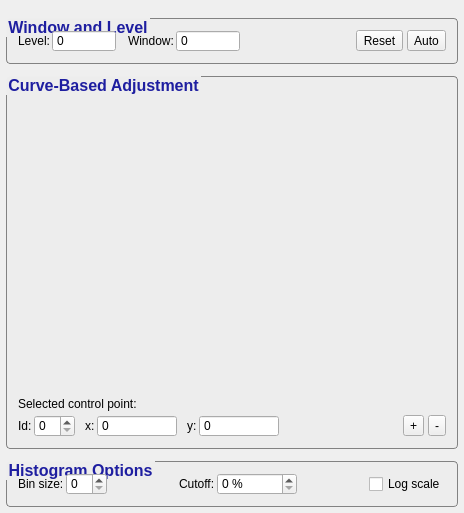
First picture: the form in GUI/Qt/Components/ContrastInspector.ui, repository pyushkevich/itksnap, before the edit.
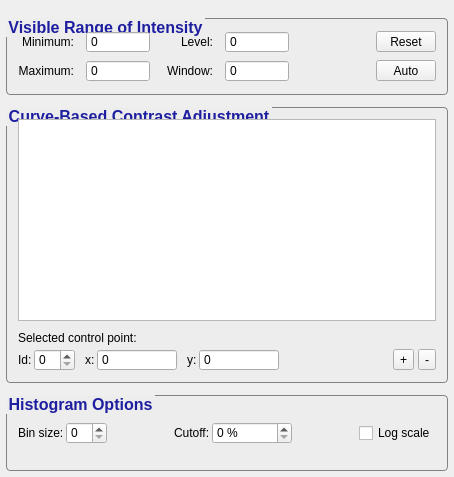
Second picture: the form after the edit. Icons and pictures are not drawn. Custom widgets are drawn as their Qt base class.

Commit message: Fixed the behaviour of automatic contrast adjustment, including for multi-component images

What changed in the file:
```diff
--- a/GUI/Qt/Components/ContrastInspector.ui
+++ b/GUI/Qt/Components/ContrastInspector.ui
@@ -6,8 +6,8 @@
    <rect>
     <x>0</x>
     <y>0</y>
-    <width>464</width>
-    <height>513</height>
+    <width>454</width>
+    <height>477</height>
    </rect>
   </property>
   <property name="windowTitle">
@@ -74,149 +74,252 @@
       <string notr="true"/>
      </property>
      <property name="title">
-      <string>Window and Level</string>
+      <string>Visible Range of Intensity</string>
      </property>
-     <layout class="QHBoxLayout" name="horizontalLayout">
-      <property name="spacing">
-       <number>2</number>
-      </property>
+     <layout class="QVBoxLayout" name="verticalLayout_4">
       <property name="margin">
-       <number>6</number>
+       <number>0</number>
       </property>
       <item>
-       <widget class="QLabel" name="label">
-        <property name="text">
-         <string>Level:</string>
-        </property>
-       </widget>
-      </item>
-      <item>
-       <widget class="QDoubleSpinBox" name="inLevel">
-        <property name="sizePolicy">
-         <sizepolicy hsizetype="Minimum" vsizetype="Fixed">
-          <horstretch>0</horstretch>
-          <verstretch>0</verstretch>
-         </sizepolicy>
-        </property>
-        <property name="minimumSize">
-         <size>
-          <width>64</width>
-          <height>0</height>
-         </size>
-        </property>
-        <property name="maximumSize">
-         <size>
-          <width>80</width>
-          <height>16777215</height>
-         </size>
-        </property>
-        <property name="focusPolicy">
-         <enum>Qt::WheelFocus</enum>
-        </property>
-        <property name="buttonSymbols">
-         <enum>QAbstractSpinBox::NoButtons</enum>
-        </property>
-        <property name="keyboardTracking">
-         <bool>false</bool>
-        </property>
-        <property name="decimals">
-         <number>0</number>
-        </property>
-       </widget>
-      </item>
-      <item>
-       <spacer name="horizontalSpacer">
-        <property name="orientation">
-         <enum>Qt::Horizontal</enum>
-        </property>
-        <property name="sizeType">
-         <enum>QSizePolicy::Fixed</enum>
-        </property>
-        <property name="sizeHint" stdset="0">
-         <size>
-          <width>10</width>
-          <height>20</height>
-         </size>
-        </property>
-       </spacer>
-      </item>
-      <item>
-       <widget class="QLabel" name="label_2">
-        <property name="text">
-         <string>Window:</string>
-        </property>
-       </widget>
-      </item>
-      <item>
-       <widget class="QDoubleSpinBox" name="inWindow">
-        <property name="sizePolicy">
-         <sizepolicy hsizetype="Minimum" vsizetype="Fixed">
-          <horstretch>0</horstretch>
-          <verstretch>0</verstretch>
-         </sizepolicy>
-        </property>
-        <property name="minimumSize">
-         <size>
-          <width>64</width>
-          <height>0</height>
-         </size>
-        </property>
-        <property name="maximumSize">
-         <size>
-          <width>80</width>
-          <height>16777215</height>
-         </size>
-        </property>
-        <property name="buttonSymbols">
-         <enum>QAbstractSpinBox::NoButtons</enum>
-        </property>
-        <property name="keyboardTracking">
-         <bool>false</bool>
-        </property>
-        <property name="decimals">
-         <number>0</number>
-        </property>
-       </widget>
-      </item>
-      <item>
-       <spacer name="horizontalSpacer_2">
-        <property name="orientation">
-         <enum>Qt::Horizontal</enum>
-        </property>
-        <property name="sizeType">
-         <enum>QSizePolicy::Expanding</enum>
-        </property>
-        <property name="sizeHint" stdset="0">
-         <size>
-          <width>10</width>
-          <height>20</height>
-         </size>
-        </property>
-       </spacer>
-      </item>
-      <item>
-       <widget class="QWidget" name="widget_5" native="true">
-        <layout class="QHBoxLayout" name="horizontalLayout_6">
-         <property name="spacing">
-          <number>4</number>
+       <widget class="QWidget" name="widget_8" native="true">
+        <layout class="QGridLayout" name="gridLayout_2">
+         <property name="horizontalSpacing">
+          <number>12</number>
+         </property>
+         <property name="verticalSpacing">
+          <number>6</number>
          </property>
          <property name="margin">
-          <number>0</number>
+          <number>6</number>
          </property>
-         <item>
-          <widget class="QToolButton" name="btnReset">
+         <item row="1" column="3">
+          <widget class="QLabel" name="label_2">
            <property name="text">
-            <string>Reset</string>
+            <string>Window:</string>
            </property>
+           <property name="alignment">
+            <set>Qt::AlignRight|Qt::AlignTrailing|Qt::AlignVCenter</set>
+           </property>
           </widget>
          </item>
-         <item>
+         <item row="1" column="4">
+          <widget class="QDoubleSpinBox" name="inWindow">
+           <property name="sizePolicy">
+            <sizepolicy hsizetype="Minimum" vsizetype="Fixed">
+             <horstretch>0</horstretch>
+             <verstretch>0</verstretch>
+            </sizepolicy>
+           </property>
+           <property name="minimumSize">
+            <size>
+             <width>64</width>
+             <height>0</height>
+            </size>
+           </property>
+           <property name="maximumSize">
+            <size>
+             <width>80</width>
+             <height>16777215</height>
+            </size>
+           </property>
+           <property name="buttonSymbols">
+            <enum>QAbstractSpinBox::NoButtons</enum>
+           </property>
+           <property name="keyboardTracking">
+            <bool>false</bool>
+           </property>
+           <property name="decimals">
+            <number>0</number>
+           </property>
+          </widget>
+         </item>
+         <item row="1" column="6">
           <widget class="QToolButton" name="btnAuto">
+           <property name="minimumSize">
+            <size>
+             <width>60</width>
+             <height>0</height>
+            </size>
+           </property>
            <property name="text">
             <string>Auto</string>
            </property>
           </widget>
          </item>
+         <item row="0" column="0">
+          <widget class="QLabel" name="label_8">
+           <property name="text">
+            <string>Minimum:</string>
+           </property>
+           <property name="alignment">
+            <set>Qt::AlignRight|Qt::AlignTrailing|Qt::AlignVCenter</set>
+           </property>
+          </widget>
+         </item>
+         <item row="0" column="6">
+          <widget class="QToolButton" name="btnReset">
+           <property name="minimumSize">
+            <size>
+             <width>60</width>
+             <height>0</height>
+            </size>
+           </property>
+           <property name="text">
+            <string>Reset</string>
+           </property>
+          </widget>
+         </item>
+         <item row="0" column="1">
+          <widget class="QDoubleSpinBox" name="inMin">
+           <property name="sizePolicy">
+            <sizepolicy hsizetype="Minimum" vsizetype="Fixed">
+             <horstretch>0</horstretch>
+             <verstretch>0</verstretch>
+            </sizepolicy>
+           </property>
+           <property name="minimumSize">
+            <size>
+             <width>64</width>
+             <height>0</height>
+            </size>
+           </property>
+           <property name="maximumSize">
+            <size>
+             <width>80</width>
+             <height>16777215</height>
+            </size>
+           </property>
+           <property name="focusPolicy">
+            <enum>Qt::WheelFocus</enum>
+           </property>
+           <property name="buttonSymbols">
+            <enum>QAbstractSpinBox::NoButtons</enum>
+           </property>
+           <property name="keyboardTracking">
+            <bool>false</bool>
+           </property>
+           <property name="decimals">
+            <number>0</number>
+           </property>
+          </widget>
+         </item>
+         <item row="0" column="5">
+          <spacer name="horizontalSpacer">
+           <property name="orientation">
+            <enum>Qt::Horizontal</enum>
+           </property>
+           <property name="sizeHint" stdset="0">
+            <size>
+             <width>40</width>
+             <height>20</height>
+            </size>
+           </property>
+          </spacer>
+         </item>
+         <item row="0" column="4">
+          <widget class="QDoubleSpinBox" name="inLevel">
+           <property name="sizePolicy">
+            <sizepolicy hsizetype="Minimum" vsizetype="Fixed">
+             <horstretch>0</horstretch>
+             <verstretch>0</verstretch>
+            </sizepolicy>
+           </property>
+           <property name="minimumSize">
+            <size>
+             <width>64</width>
+             <height>0</height>
+            </size>
+           </property>
+           <property name="maximumSize">
+            <size>
+             <width>80</width>
+             <height>16777215</height>
+            </size>
+           </property>
+           <property name="focusPolicy">
+            <enum>Qt::WheelFocus</enum>
+           </property>
+           <property name="buttonSymbols">
+            <enum>QAbstractSpinBox::NoButtons</enum>
+           </property>
+           <property name="keyboardTracking">
+            <bool>false</bool>
+           </property>
+           <property name="decimals">
+            <number>0</number>
+           </property>
+          </widget>
+         </item>
+         <item row="1" column="0">
+          <widget class="QLabel" name="label_10">
+           <property name="text">
+            <string>Maximum:</string>
+           </property>
+           <property name="alignment">
+            <set>Qt::AlignRight|Qt::AlignTrailing|Qt::AlignVCenter</set>
+           </property>
+          </widget>
+         </item>
+         <item row="1" column="1">
+          <widget class="QDoubleSpinBox" name="inMax">
+           <property name="sizePolicy">
+            <sizepolicy hsizetype="Minimum" vsizetype="Fixed">
+             <horstretch>0</horstretch>
+             <verstretch>0</verstretch>
+            </sizepolicy>
+           </property>
+           <property name="minimumSize">
+            <size>
+             <width>64</width>
+             <height>0</height>
+            </size>
+           </property>
+           <property name="maximumSize">
+            <size>
+             <width>80</width>
+             <height>16777215</height>
+            </size>
+           </property>
+           <property name="focusPolicy">
+            <enum>Qt::WheelFocus</enum>
+           </property>
+           <property name="buttonSymbols">
+            <enum>QAbstractSpinBox::NoButtons</enum>
+           </property>
+           <property name="keyboardTracking">
+            <bool>false</bool>
+           </property>
+           <property name="decimals">
+            <number>0</number>
+           </property>
+          </widget>
+         </item>
+         <item row="0" column="3">
+          <widget class="QLabel" name="label">
+           <property name="text">
+            <string>Level:</string>
+           </property>
+           <property name="alignment">
+            <set>Qt::AlignRight|Qt::AlignTrailing|Qt::AlignVCenter</set>
+           </property>
+          </widget>
+         </item>
+         <item row="0" column="2">
+          <spacer name="horizontalSpacer_2">
+           <property name="orientation">
+            <enum>Qt::Horizontal</enum>
+           </property>
+           <property name="sizeType">
+            <enum>QSizePolicy::Fixed</enum>
+           </property>
+           <property name="sizeHint" stdset="0">
+            <size>
+             <width>5</width>
+             <height>20</height>
+            </size>
+           </property>
+          </spacer>
+         </item>
         </layout>
        </widget>
       </item>
@@ -226,7 +329,7 @@
    <item>
     <widget class="QGroupBox" name="grpCurve">
      <property name="title">
-      <string>Curve-Based Adjustment</string>
+      <string>Curve-Based Contrast Adjustment</string>
      </property>
      <layout class="QVBoxLayout" name="verticalLayout_2">
       <property name="spacing">
@@ -236,26 +339,31 @@
        <number>6</number>
       </property>
       <item>
-       <widget class="IntensityCurveBox" name="box" native="true">
-        <property name="sizePolicy">
-         <sizepolicy hsizetype="Preferred" vsizetype="Expanding">
-          <horstretch>0</horstretch>
-          <verstretch>1</verstretch>
-         </sizepolicy>
+       <widget class="QFrame" name="frame">
+        <property name="frameShape">
+         <enum>QFrame::StyledPanel</enum>
         </property>
-        <property name="focusPolicy">
-         <enum>Qt::ClickFocus</enum>
+        <property name="frameShadow">
+         <enum>QFrame::Raised</enum>
         </property>
-       </widget>
-      </item>
-      <item>
-       <widget class="QtSimpleOpenGLBox" name="plotWidget" native="true">
-        <property name="minimumSize">
-         <size>
-          <width>0</width>
-          <height>160</height>
-         </size>
-        </property>
+        <layout class="QVBoxLayout" name="verticalLayout_3">
+         <property name="margin">
+          <number>0</number>
+         </property>
+         <item>
+          <widget class="QtVTKRenderWindowBox" name="plotWidget" native="true">
+           <property name="minimumSize">
+            <size>
+             <width>0</width>
+             <height>200</height>
+            </size>
+           </property>
+           <property name="styleSheet">
+            <string notr="true">background-color:white;</string>
+           </property>
+          </widget>
+         </item>
+        </layout>
        </widget>
       </item>
       <item>
@@ -595,29 +703,25 @@
  </widget>
  <customwidgets>
   <customwidget>
-   <class>QtSimpleOpenGLBox</class>
+   <class>QtVTKRenderWindowBox</class>
    <extends>QWidget</extends>
-   <header>QtSimpleOpenGLBox.h</header>
-   <container>1</container>
-  </customwidget>
-  <customwidget>
-   <class>IntensityCurveBox</class>
-   <extends>QWidget</extends>
-   <header>IntensityCurveBox.h</header>
+   <header location="global">QtVTKRenderWindowBox.h</header>
    <container>1</container>
   </customwidget>
  </customwidgets>
  <tabstops>
+  <tabstop>inMin</tabstop>
+  <tabstop>inMax</tabstop>
   <tabstop>inLevel</tabstop>
   <tabstop>inWindow</tabstop>
   <tabstop>btnReset</tabstop>
   <tabstop>btnAuto</tabstop>
-  <tabstop>box</tabstop>
   <tabstop>inControlId</tabstop>
   <tabstop>inControlX</tabstop>
   <tabstop>inControlY</tabstop>
   <tabstop>btnAddControl</tabstop>
   <tabstop>btnRemoveControl</tabstop>
+  <tabstop>inBinSize</tabstop>
   <tabstop>inCutoff</tabstop>
   <tabstop>inLogScale</tabstop>
  </tabstops>
```
The commit also changes 15 other files.
